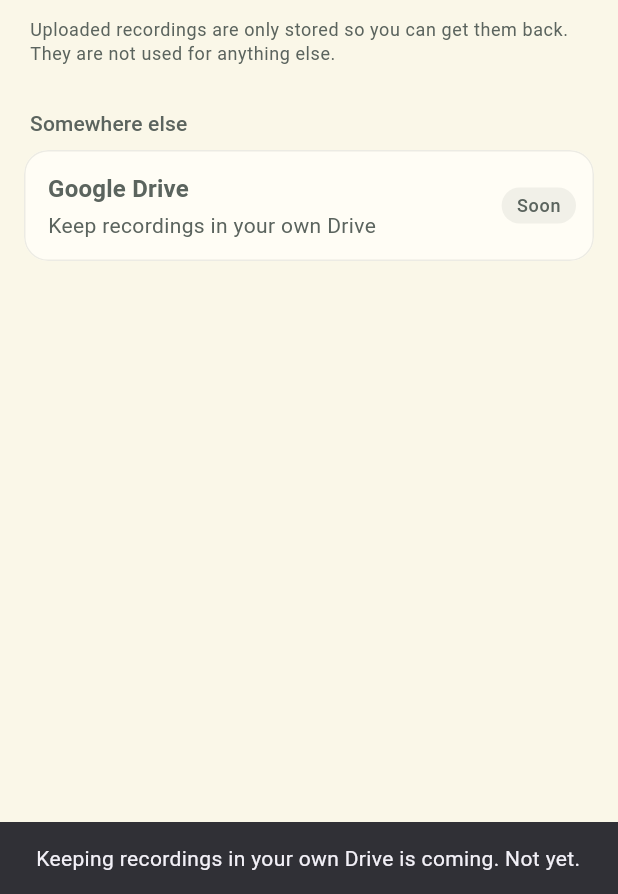
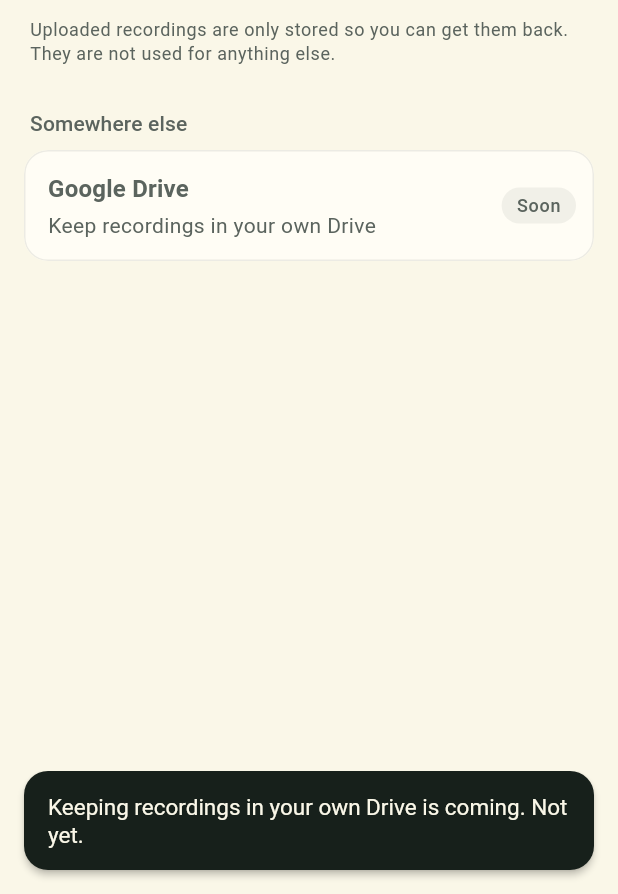
Before and after one commit to Shravanth007/Carry, a Flutter app: the BackupScreen screen opened directly, after a tap on "Google Drive", on a phone screen of 412 x 824 dp, the part 342-1236 px from its top. Run offline on Flutter 3.47's test engine with Material 3 defaults, Android fonts, the phone set to English and light mode, and no system bars; our stand-ins replace firebase_auth, firebase_core, google_sign_in, permission_handler, shared_preferences; missing offline and left inert: file_selector, posthog_flutter, purchases_flutter, record; accounts and stored records are empty.

Commit message:
feat(app): one door for toasts, and phone-sized plan previews
Three things the preview showed.

The Plan previews had no size, so they stretched to the width of the browser
while every other preview was Size(412, 915) - the one shape the app never
runs at. All four now match.

Toasts were five SnackBars built on the spot, in Material's grey. They go
through showToast now, styled in the app's own colours: cream on ink, the one
surface deliberately not part of the page, floating on the same 16pt gutter
the screens use. One at a time, so the newest news doesn't queue behind a
four-second wait, and longer for a message that takes longer to read.

A purchase and a restore the server confirms now say so. The card changes
behind them either way, but a screen that rearranges itself in silence after
a payment leaves people wondering whether it worked. "Restore a purchase"
answers "Purchase restored" - same words going in and coming out.

The placeholder price is now $2.99, matching the doc. Real prices come from
the store, per country; this one only ever shows in previews and tests.

```diff
--- a/app/lib/backup/backup_screen.dart
+++ b/app/lib/backup/backup_screen.dart
@@ -5,6 +5,7 @@
 import '../settings/widgets.dart';
 import '../theme.dart';
 import 'backup.dart';
+import '../widgets/toast.dart';
 
 @Preview(name: 'Backup', size: Size(412, 915), wrapper: previewApp)
 Widget backupPreview() => const BackupScreen();
@@ -45,12 +46,9 @@
   /// Not built yet. A tap that says so, and counts as asking for it.
   void _soonDrive() {
     Analytics.event('soon_tapped', {'feature': 'google_drive'});
-    ScaffoldMessenger.of(context).showSnackBar(
-      const SnackBar(
-        content: Text(
-          'Keeping recordings in your own Drive is coming. Not yet.',
-        ),
-      ),
+    showToast(
+      context,
+      'Keeping recordings in your own Drive is coming. Not yet.',
     );
   }
 
--- a/app/lib/billing/billing.dart
+++ b/app/lib/billing/billing.dart
@@ -312,7 +312,11 @@
 
   @override
   Future<List<Offer>> offers() async => const [
-    Offer(id: 'carry_plus_monthly', title: 'Carry Plus', price: '₹199 / month'),
+    Offer(
+      id: 'carry_plus_monthly',
+      title: 'Carry Plus',
+      price: '\$2.99 / month',
+    ),
   ];
 
   @override
--- a/app/lib/home/home_screen.dart
+++ b/app/lib/home/home_screen.dart
@@ -8,6 +8,7 @@
 import '../recording/recording_bar.dart';
 import '../settings/settings_screen.dart';
 import '../theme.dart';
+import '../widgets/toast.dart';
 
 @Preview(name: 'Home', size: Size(412, 915), wrapper: previewApp)
 Widget homePreview() =>
@@ -93,9 +94,7 @@
     );
   }
 
-  void _say(String message) =>
-      ScaffoldMessenger.of(context)
-          .showSnackBar(SnackBar(content: Text(message)));
+  void _say(String message) => showToast(context, message);
 
   @override
   Widget build(BuildContext context) {
--- a/app/lib/recording/recording_bar.dart
+++ b/app/lib/recording/recording_bar.dart
@@ -4,6 +4,7 @@
 
 import '../theme.dart';
 import 'recording.dart';
+import '../widgets/toast.dart';
 
 /// The black bar that sits at the bottom of the notes list while recording.
 ///
@@ -148,9 +149,7 @@
     });
   }
 
-  void _say(String message) =>
-      ScaffoldMessenger.of(context)
-          .showSnackBar(SnackBar(content: Text(message)));
+  void _say(String message) => showToast(context, message);
 
   /// mm:ss, and h:mm:ss once it runs past an hour.
   static String clock(Duration d) {
--- a/app/lib/theme.dart
+++ b/app/lib/theme.dart
@@ -25,6 +25,26 @@
     foregroundColor: CarryColors.ink,
     scrolledUnderElevation: 0,
   ),
+  // Toasts, in the app's own colours rather than Material's grey. Ink on
+  // cream everywhere else, so a toast is cream on ink: the one surface that
+  // is deliberately not part of the page, which is what makes it read as
+  // temporary. Floating and inset, so it lines up with the 16pt gutter the
+  // screens use instead of sitting on the bottom edge of the glass.
+  snackBarTheme: SnackBarThemeData(
+    behavior: SnackBarBehavior.floating,
+    backgroundColor: CarryColors.ink,
+    contentTextStyle: const TextStyle(
+      color: CarryColors.ground,
+      fontSize: 15,
+      height: 1.3,
+    ),
+    // Only readable choice on ink, and it keeps an action from looking like
+    // a second sentence.
+    actionTextColor: CarryColors.ground,
+    shape: RoundedRectangleBorder(borderRadius: BorderRadius.circular(16)),
+    insetPadding: const EdgeInsets.fromLTRB(16, 0, 16, 16),
+    elevation: 2,
+  ),
 );
 
 /// The app's main button: dark pill, roomy label. Matches the record button.
--- /dev/null
+++ b/app/lib/widgets/toast.dart
@@ -0,0 +1,27 @@
+import 'package:flutter/material.dart';
+
+/// The one way Carry says something in passing.
+///
+/// A toast confirms what just happened, or reports something the person can
+/// do nothing about right now. **A problem that needs a decision does not go
+/// here**: it stays on the screen, next to the thing it is about, where it can
+/// be read twice and acted on. A message that disappears after four seconds is
+/// no use to somebody who was looking at their phone, not at Carry.
+///
+/// The words follow the button that caused them. "Restore a purchase" produces
+/// "Purchase restored" — same verb, so the interface reads as one voice.
+void showToast(BuildContext context, String message) {
+  final messenger = ScaffoldMessenger.of(context);
+  // One at a time. Without this a second toast waits for the first to time
+  // out, so the newest news - the one worth reading - arrives last and looks
+  // like a delay.
+  messenger.clearSnackBars();
+  messenger.showSnackBar(
+    SnackBar(
+      content: Text(message),
+      // Long enough to read the long ones. Four seconds is comfortable for a
+      // confirmation and short for a sentence explaining where to tap next.
+      duration: Duration(seconds: message.length > 60 ? 6 : 4),
+    ),
+  );
+}
```
Also changed, not shown: app/lib/billing/plan_screen.dart (+28 -7 lines), app/lib/settings/permissions_screen.dart (+4 -6 lines), app/lib/settings/settings_screen.dart (+3 -5 lines), 5 other files.
